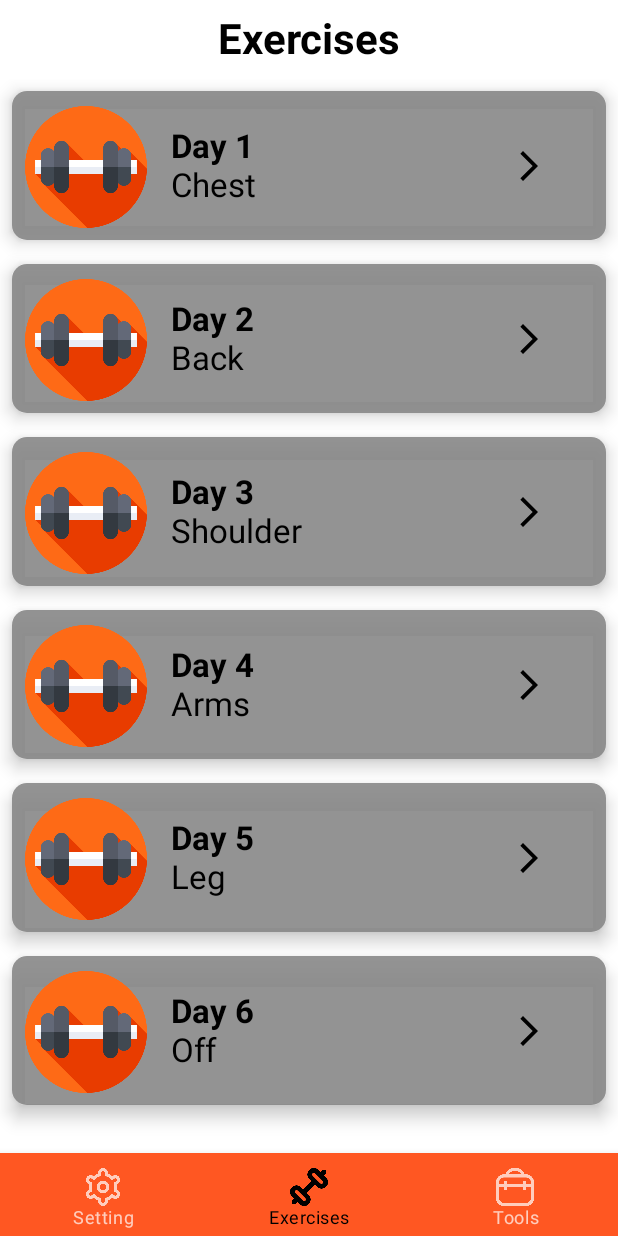
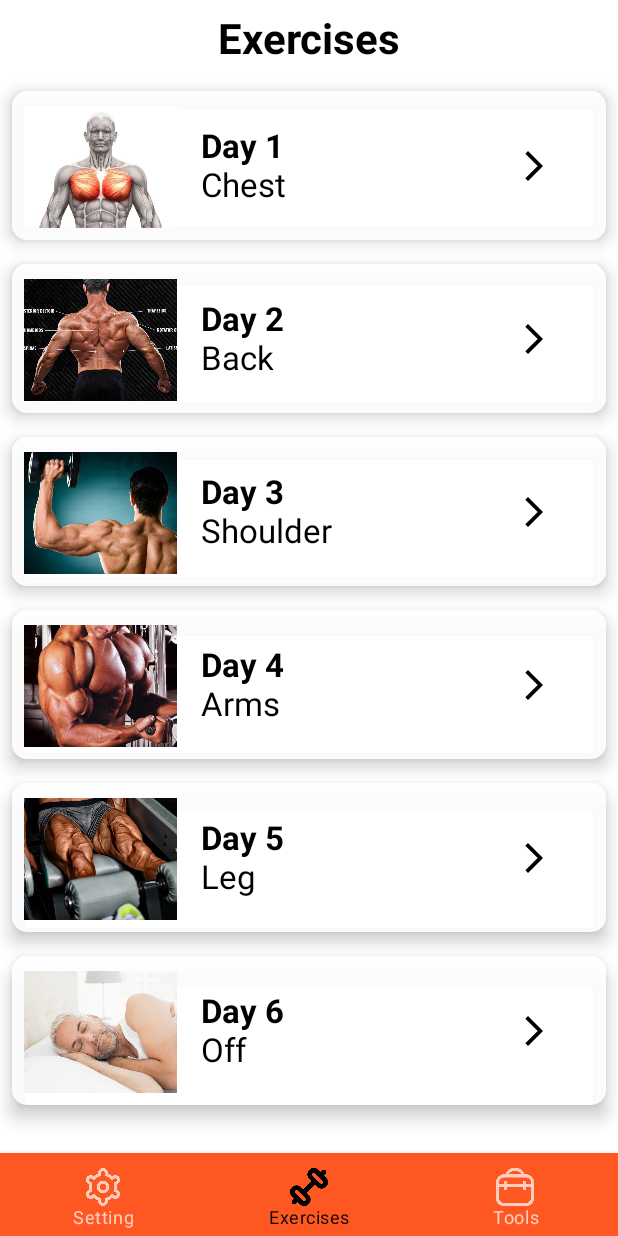
Before and after one commit to abdallahalnagar188/GymForce, an Android app built with Jetpack Compose: the screen it shows after launch (MainActivity), on a phone screen of 412 x 824 dp. Run offline under Robolectric (Android 15) with nearby library versions, the phone set to English and light mode, and no system bars.

Commit message:
exercises images

```diff
--- a/app/src/main/java/com/example/gymforce/models/TrainingCardItem.kt
+++ b/app/src/main/java/com/example/gymforce/models/TrainingCardItem.kt
@@ -8,10 +8,10 @@ sealed class TrainingCardItem(
     var workOutImage: Int
 ) {
 
-    data object ChestDay : TrainingCardItem("Day 1", "Chest", R.drawable.icon_app)
-    data object BackDay : TrainingCardItem("Day 2", "Back", R.drawable.icon_app)
-    data object ShoulderDay : TrainingCardItem("Day 3", "Shoulder", R.drawable.icon_app)
-    data object ArmsDay : TrainingCardItem("Day 4", "Arms", R.drawable.icon_app)
-    data object LegDay : TrainingCardItem("Day 5", "Leg", R.drawable.icon_app)
-    data object Off : TrainingCardItem("Day 6", "Off", R.drawable.icon_app)
+    data object ChestDay : TrainingCardItem("Day 1", "Chest", R.drawable.chest)
+    data object BackDay : TrainingCardItem("Day 2", "Back", R.drawable.back)
+    data object ShoulderDay : TrainingCardItem("Day 3", "Shoulder", R.drawable.shoulder)
+    data object ArmsDay : TrainingCardItem("Day 4", "Arms", R.drawable.arms)
+    data object LegDay : TrainingCardItem("Day 5", "Leg", R.drawable.legs)
+    data object Off : TrainingCardItem("Day 6", "Off", R.drawable.resting)
 }
--- a/app/src/main/java/com/example/gymforce/screens/Exercises/TrainingCard.kt
+++ b/app/src/main/java/com/example/gymforce/screens/Exercises/TrainingCard.kt
@@ -17,6 +17,7 @@ import androidx.compose.runtime.Composable
 import androidx.compose.ui.Alignment
 import androidx.compose.ui.Modifier
 import androidx.compose.ui.graphics.Color
+import androidx.compose.ui.layout.ContentScale
 import androidx.compose.ui.res.painterResource
 import androidx.compose.ui.text.font.FontWeight
 import androidx.compose.ui.unit.dp
@@ -33,7 +34,7 @@ fun TrainingCard(name: String, day: String, image: Int, navController: NavHostCo
             .height(115.dp)
             .padding(8.dp),
         colors = CardDefaults.cardColors(
-            containerColor = Color.Gray.copy(0.9f)
+            containerColor = Color.White.copy(0.9f)
         ),
         shape = RoundedCornerShape(10.dp),
         elevation = CardDefaults.cardElevation(
@@ -51,9 +52,10 @@ fun TrainingCard(name: String, day: String, image: Int, navController: NavHostCo
                 painter = painterResource(id = image),
                 contentDescription = "",
                 modifier = Modifier
-                    .size(90.dp)
+                    .size(110.dp)
                     .padding(end = 8.dp, top = 2.dp)
-                    .align(Alignment.CenterVertically)
+                    .align(Alignment.CenterVertically),
+                contentScale = ContentScale.FillHeight
             )
             Column (modifier= Modifier.fillMaxWidth(.7f).padding(start = 8.dp)){
                 Text(text = day, fontSize = 22.sp, fontWeight = FontWeight.Bold)
--- a/app/src/main/java/com/example/gymforce/screens/tools/ToolsContent.kt
+++ b/app/src/main/java/com/example/gymforce/screens/tools/ToolsContent.kt
@@ -10,7 +10,10 @@ import androidx.navigation.NavHostController
 
 @Composable
 fun ToolsContent(navHostController: NavHostController) {
-    Column(modifier = Modifier.fillMaxSize(),Arrangement.Center) {
+    Column(
+        modifier = Modifier.fillMaxSize(),
+        Arrangement.Center
+    ) {
         Text(text = "Tools Screen")
 
     }
```
Also changed, not shown: app/src/main/java/com/example/gymforce/screens/type/TypeScreenContent.kt (+4 -3 lines), app/src/main/java/com/example/gymforce/screens/type/TypeScreenTopBar.kt (+19 -7 lines), app/src/main/res/drawable/arms.jpg (added), app/src/main/res/drawable/back.jpg (added), app/src/main/res/drawable/chest.jpg (added), app/src/main/res/drawable/chest.png (deleted), app/src/main/res/drawable/legs.webp (added), app/src/main/res/drawable/resting.jpg (added), app/src/main/res/drawable/shoulder.webp (added).
